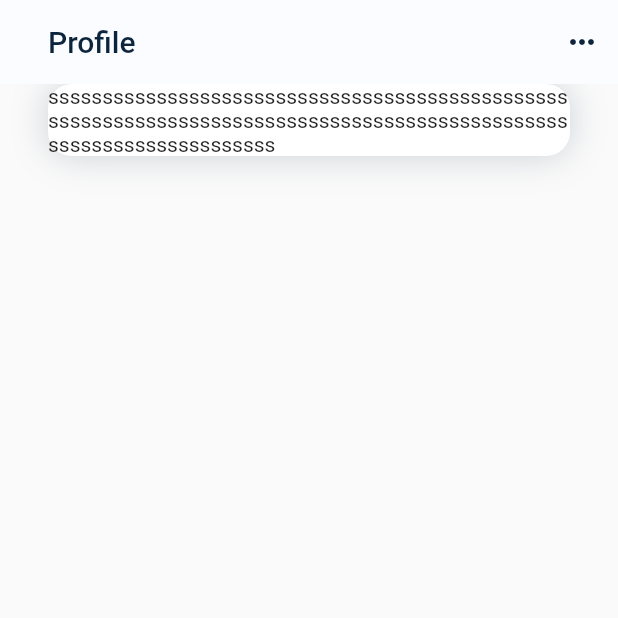
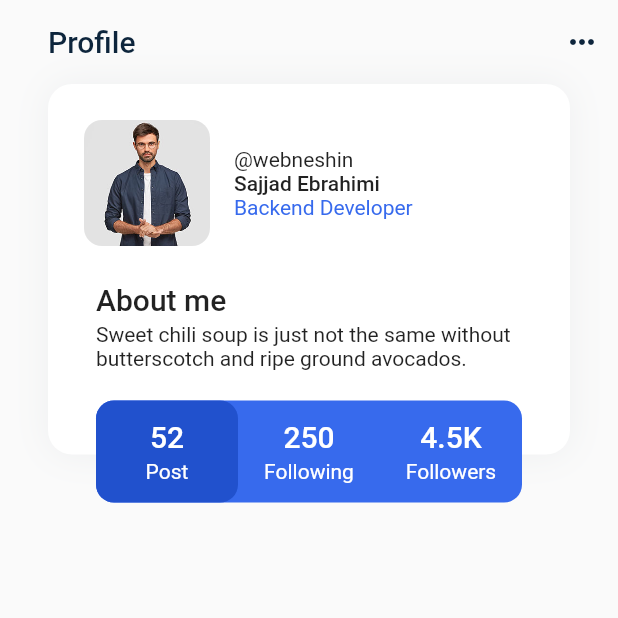
Before and after one commit to webneshin/flutter_learning_blogclub, a Flutter app: the screen it shows after launch, on a phone screen of 412 x 824 dp, the top half of it. Run offline on Flutter 3.47's test engine with Material 2 defaults, Android fonts, the phone set to English and light mode, and no system bars; our stand-ins replace animate_do, carousel_slider, dotted_border, flutter_svg, smooth_page_indicator.

Commit message:
do profile TADAGHGHE31

```diff
--- a/lib/profile.dart
+++ b/lib/profile.dart
@@ -1,5 +1,7 @@
 import 'package:flutter/cupertino.dart';
 import 'package:flutter/material.dart';
+
+import 'gen/assets.gen.dart';
 
 class ProfileScreen extends StatelessWidget {
   const ProfileScreen({super.key});
@@ -10,11 +12,14 @@ class ProfileScreen extends StatelessWidget {
     return Scaffold(
       appBar: AppBar(
         elevation: 0,
-        backgroundColor: theme.colorScheme.background,
+        backgroundColor: theme.colorScheme.background.withOpacity(0),
         title: Text("Profile"),
         actions: [IconButton(onPressed: () {}, icon: Icon(Icons.more_horiz))],
       ),
       body: Column(
+        crossAxisAlignment: CrossAxisAlignment.start,
+        children: [
+          Stack(
             children: [
               Container(
                   margin: EdgeInsets.fromLTRB(32, 0, 32, 32),
@@ -24,11 +29,143 @@ class ProfileScreen extends StatelessWidget {
                     boxShadow: [
                       BoxShadow(
                           blurRadius: 20,
-                    color: theme.colorScheme.onBackground.withOpacity(0.2)),
+                          color:
+                              theme.colorScheme.onBackground.withOpacity(0.05)),
                     ],
                   ),
+                  child: Column(
+                    crossAxisAlignment: CrossAxisAlignment.start,
+                    children: [
+                      Padding(
+                        padding: const EdgeInsets.fromLTRB(24, 24, 24, 24),
+                        child: Row(
+                          children: [
+                            ClipRRect(
+                              child: Assets.img.stories.story8
+                                  .image(width: 84, height: 84),
+                              borderRadius: BorderRadius.circular(12),
+                            ),
+                            SizedBox(width: 16),
+                            Expanded(
+                              child: Column(
+                                crossAxisAlignment: CrossAxisAlignment.start,
+                                children: [
+                                  Text("@webneshin"),
+                                  Text(
+                                    "Sajjad Ebrahimi",
+                                    style: theme.textTheme.bodyLarge,
+                                  ),
+                                  Text(
+                                    "Backend Developer",
+                                    style: theme.textTheme.bodyLarge!.copyWith(
+                                      color: theme.colorScheme.primary,
+                                      fontWeight: FontWeight.normal,
+                                    ),
+                                  )
+                                ],
+                              ),
+                            )
+                          ],
+                        ),
+                      ),
+                      Padding(
+                        padding: const EdgeInsets.fromLTRB(32, 0, 32, 0),
                         child: Text(
-                "sssssssssssssssssssssssssssssssssssssssssssssssssssssssssssssssssssssssssssssssssssssssssssssssssssssssssssssssssssss"),
+                          "About me",
+                          style: theme.textTheme.titleLarge,
+                        ),
+                      ),
+                      Padding(
+                        padding: const EdgeInsets.fromLTRB(32, 4, 32, 32),
+                        child: Text(
+                          "Sweet chili soup is just not the same without butterscotch and ripe ground avocados.",
+                          style: theme.textTheme.bodyMedium,
+                        ),
+                      ),
+                      SizedBox(
+                        height: 24,
+                      ),
+                    ],
+                  )),
+              Positioned(
+                bottom: 0,
+                right: 64,
+                left: 64,
+                child: Container(
+                  height: 68,
+                  decoration: BoxDecoration(
+                      color: theme.colorScheme.primary,
+                      borderRadius: BorderRadius.circular(12)),
+                  child: Row(
+                    children: [
+                      Expanded(
+                        flex: 1,
+                        child: Container(
+                          decoration: BoxDecoration(
+                            color: Color(0xff2151CD),
+                            borderRadius: BorderRadius.circular(12),
+                          ),
+                          child: Column(
+                            mainAxisAlignment: MainAxisAlignment.center,
+                            children: [
+                              Text(
+                                "52",
+                                style: theme.textTheme.titleLarge!
+                                    .copyWith(color: theme.colorScheme.onPrimary),
+                              ),
+                              SizedBox(height: 4,),
+                              Text(
+                                "Post",
+                                style: theme.textTheme.bodyMedium!
+                                    .copyWith(color: theme.colorScheme.onPrimary),
+                              )
+                            ],
+                          ),
+                        ),
+                      ),
+                      Expanded(
+                        flex: 1,
+                        child: Column(
+                          mainAxisAlignment: MainAxisAlignment.center,
+                          children: [
+                            Text(
+                              "250",
+                              style: theme.textTheme.titleLarge!
+                                  .copyWith(color: theme.colorScheme.onPrimary),
+                            ),
+                            SizedBox(height: 4,),
+                            Text(
+                              "Following",
+                              style: theme.textTheme.bodyMedium!
+                                  .copyWith(color: theme.colorScheme.onPrimary),
+                            )
+                          ],
+                        ),
+                      ),
+                      Expanded(
+                        flex: 1,
+                        child: Column(
+                          mainAxisAlignment: MainAxisAlignment.center,
+                          children: [
+                            Text(
+                              "4.5K",
+                              style: theme.textTheme.titleLarge!
+                                  .copyWith(color: theme.colorScheme.onPrimary),
+                            ),
+                            SizedBox(height: 4,),
+                            Text(
+                              "Followers",
+                              style: theme.textTheme.bodyMedium!
+                                  .copyWith(color: theme.colorScheme.onPrimary),
+                            )
+                          ],
+                        ),
+                      ),
+                    ],
+                  ),
+                ),
+              ),
+            ],
           ),
         ],
       ),
```
Lines whose indentation alone changed are shown as unchanged.
